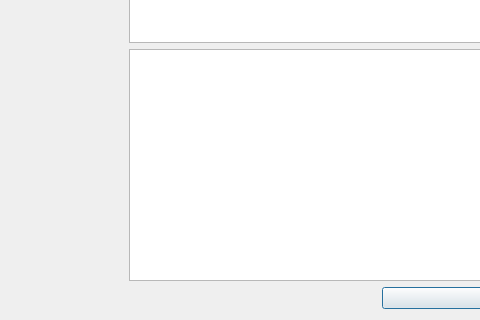
First picture: the form in Source/GUI/Qt/aboutdialog.ui, repository MediaArea/MOVMetaEdit, before the edit; both pictures show x 0 to 480 and y 160 to 480 of the 640 by 480 pixel window.
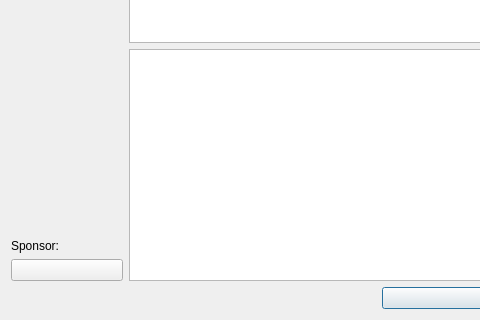
Second picture: the form after the edit. Icons and pictures are not drawn.

```diff
--- a/Source/GUI/Qt/aboutdialog.ui
+++ b/Source/GUI/Qt/aboutdialog.ui
@@ -109,6 +109,34 @@
        </property>
       </spacer>
      </item>
+     <item>
+      <widget class="QLabel" name="Sponsor_Text">
+       <property name="text">
+        <string>Sponsor:</string>
+       </property>
+      </widget>
+     </item>
+     <item>
+      <widget class="QPushButton" name="Sponsor1">
+       <property name="text">
+        <string/>
+       </property>
+       <property name="icon">
+        <iconset>
+         <normalon>:/Image/Ad-iD.png</normalon>
+        </iconset>
+       </property>
+       <property name="iconSize">
+        <size>
+         <width>130</width>
+         <height>50</height>
+        </size>
+       </property>
+       <property name="flat">
+        <bool>false</bool>
+       </property>
+      </widget>
+     </item>
     </layout>
    </item>
   </layout>
```
